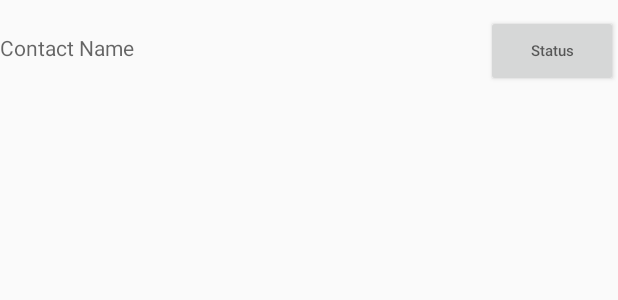
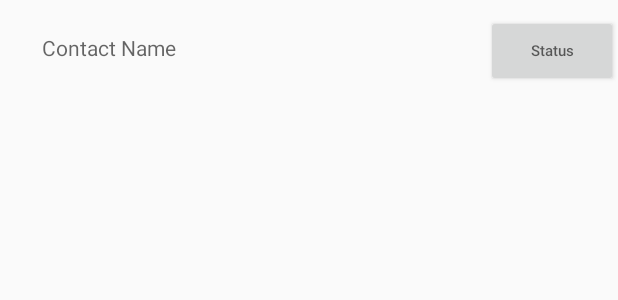
Before and after one commit to wlyo/codepath_recyclerview, an Android app: the layout item_contact.xml on its own in the app's theme, with its tools: preview values and no code run, on a phone screen of 412 x 824 dp. Shown: the top 300 px of the screen. Run offline under Robolectric (Android 15) with nearby library versions, the phone set to English and light mode, and no system bars.

```diff
--- a/app/src/main/res/layout/item_contact.xml
+++ b/app/src/main/res/layout/item_contact.xml
@@ -12,6 +12,8 @@
         android:hint="Contact Name"
         android:layout_weight="1"
         android:layout_width="0dp"
+        android:paddingLeft="28dp"
+        android:textSize="14sp"
         android:layout_height="wrap_content" />
 
     <Button
```
Also changed, not shown: app/src/main/java/com/wlyd/codepath_recyclerview/MainActivity.java (+16 -0 lines).
